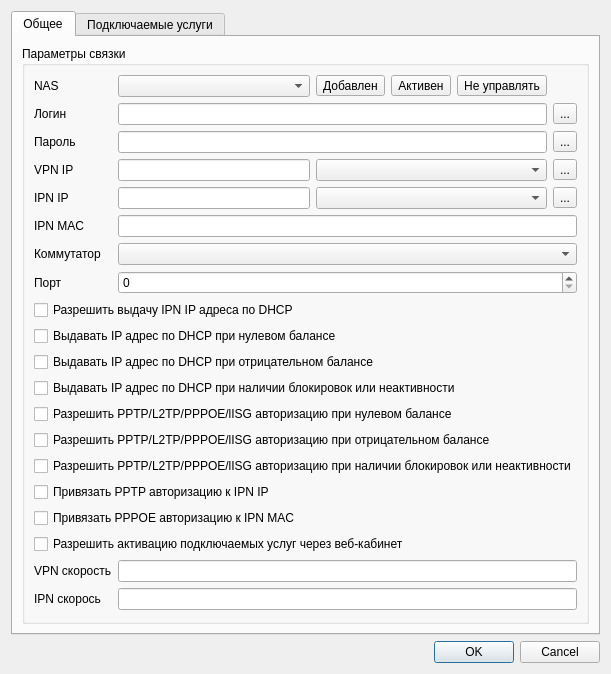
First picture: the form in mdi/forms/subaccount_link.ui, repository brat002/ExpertBilling, before the edit.
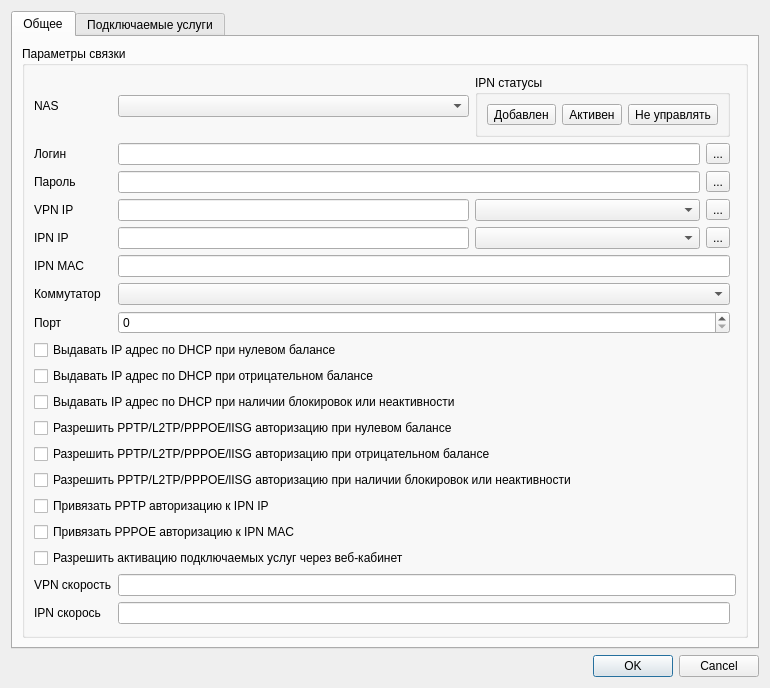
Second picture: the form after the edit.

```diff
--- a/mdi/forms/subaccount_link.ui
+++ b/mdi/forms/subaccount_link.ui
@@ -6,8 +6,8 @@
    <rect>
     <x>0</x>
     <y>0</y>
-    <width>550</width>
-    <height>623</height>
+    <width>556</width>
+    <height>659</height>
    </rect>
   </property>
   <property name="windowTitle">
@@ -34,7 +34,7 @@
        <string>Общее</string>
       </attribute>
       <layout class="QGridLayout" name="gridLayout_3">
-       <item row="0" column="2">
+       <item row="0" column="1">
         <widget class="QGroupBox" name="groupBox_link_parameters">
          <property name="title">
           <string>Параметры связки</string>
@@ -57,7 +57,7 @@
             </property>
            </widget>
           </item>
-          <item row="1" column="2" colspan="4">
+          <item row="1" column="2" colspan="3">
            <widget class="QLineEdit" name="lineEdit_link_login"/>
           </item>
           <item row="3" column="1">
@@ -67,7 +67,7 @@
             </property>
            </widget>
           </item>
-          <item row="3" column="2" colspan="4">
+          <item row="3" column="2" colspan="3">
            <widget class="QLineEdit" name="lineEdit_link_password"/>
           </item>
           <item row="5" column="1">
@@ -80,16 +80,9 @@
           <item row="5" column="2">
            <widget class="QLineEdit" name="lineEdit_vpn_ip_address"/>
           </item>
-          <item row="5" column="3" colspan="3">
+          <item row="5" column="3" colspan="2">
            <widget class="QComboBox" name="comboBox_vpn_pool"/>
           </item>
-          <item row="5" column="6">
-           <widget class="QToolButton" name="toolButton_assign_vpn_from_pool">
-            <property name="text">
-             <string>...</string>
-            </property>
-           </widget>
-          </item>
           <item row="7" column="1">
            <widget class="QLabel" name="label_link_vpn">
             <property name="text">
@@ -100,16 +93,9 @@
           <item row="7" column="2">
            <widget class="QLineEdit" name="lineEdit_link_ipn_ip_address"/>
           </item>
-          <item row="7" column="3" colspan="3">
+          <item row="7" column="3" colspan="2">
            <widget class="QComboBox" name="comboBox_ipn_pool"/>
           </item>
-          <item row="7" column="6">
-           <widget class="QToolButton" name="toolButton_assign_ipn_from_pool">
-            <property name="text">
-             <string>...</string>
-            </property>
-           </widget>
-          </item>
           <item row="8" column="1">
            <widget class="QLabel" name="label_link_ipn_mac_address">
             <property name="text">
@@ -117,7 +103,7 @@
             </property>
            </widget>
           </item>
-          <item row="8" column="2" colspan="5">
+          <item row="8" column="2" colspan="4">
            <widget class="QLineEdit" name="lineEdit_link_ipn_mac_address"/>
           </item>
           <item row="9" column="1">
@@ -127,7 +113,7 @@
             </property>
            </widget>
           </item>
-          <item row="9" column="2" colspan="5">
+          <item row="9" column="2" colspan="4">
            <widget class="QComboBox" name="comboBox_link_switch_id"/>
           </item>
           <item row="10" column="1">
@@ -137,147 +123,163 @@
             </property>
            </widget>
           </item>
-          <item row="10" column="2" colspan="5">
+          <item row="10" column="2" colspan="4">
            <widget class="QSpinBox" name="spinBox_link_port">
             <property name="maximum">
              <number>512</number>
             </property>
            </widget>
           </item>
-          <item row="11" column="1" colspan="6">
-           <widget class="QCheckBox" name="checkBox_allow_dhcp">
-            <property name="text">
-             <string>Разрешить выдачу IPN IP адреса по DHCP</string>
-            </property>
-           </widget>
-          </item>
-          <item row="12" column="1" colspan="6">
-           <widget class="QCheckBox" name="checkBox_allow_dhcp_with_null">
-            <property name="text">
-             <string>Выдавать IP адрес по DHCP при нулевом балансе</string>
-            </property>
-           </widget>
-          </item>
-          <item row="13" column="1" colspan="6">
-           <widget class="QCheckBox" name="checkBox_allow_dhcp_with_minus">
-            <property name="text">
-             <string>Выдавать IP адрес по DHCP при отрицательном балансе</string>
-            </property>
-           </widget>
-          </item>
-          <item row="14" column="1" colspan="6">
-           <widget class="QCheckBox" name="checkBox_allow_dhcp_with_block">
-            <property name="text">
-             <string>Выдавать IP адрес по DHCP при наличии блокировок или неактивности</string>
-            </property>
-           </widget>
-          </item>
-          <item row="15" column="1" colspan="6">
-           <widget class="QCheckBox" name="checkBox_allow_vpn_with_null">
-            <property name="text">
-             <string>Разрешить PPTP/L2TP/PPPOE/lISG авторизацию при нулевом балансе</string>
-            </property>
-           </widget>
-          </item>
-          <item row="16" column="1" colspan="6">
-           <widget class="QCheckBox" name="checkBox_allow_vpn_with_minus">
-            <property name="text">
-             <string>Разрешить PPTP/L2TP/PPPOE/lISG авторизацию при отрицательном балансе</string>
-            </property>
-           </widget>
-          </item>
-          <item row="17" column="1" colspan="6">
-           <widget class="QCheckBox" name="checkBox_allow_vpn_with_block">
-            <property name="text">
-             <string>Разрешить PPTP/L2TP/PPPOE/lISG авторизацию при наличии блокировок или неактивности</string>
-            </property>
-           </widget>
-          </item>
-          <item row="18" column="1" colspan="6">
-           <widget class="QCheckBox" name="checkBox_associate_pptp_ipn_ip">
-            <property name="text">
-             <string>Привязать PPTP авторизацию к IPN IP</string>
-            </property>
-           </widget>
-          </item>
-          <item row="19" column="1" colspan="6">
-           <widget class="QCheckBox" name="checkBox_associate_pppoe_ipn_mac">
-            <property name="text">
-             <string>Привязать PPPOE авторизацию к IPN MAC</string>
-            </property>
-           </widget>
-          </item>
-          <item row="21" column="1">
+          <item row="20" column="1">
            <widget class="QLabel" name="label_vpn_speed">
             <property name="text">
              <string>VPN скорость</string>
             </property>
            </widget>
           </item>
-          <item row="21" column="2" colspan="5">
+          <item row="20" column="2" colspan="5">
            <widget class="QLineEdit" name="lineEdit_vpn_speed"/>
           </item>
-          <item row="22" column="1">
+          <item row="21" column="1">
            <widget class="QLabel" name="label_ipn_speed">
             <property name="text">
              <string>IPN скорось</string>
             </property>
            </widget>
           </item>
-          <item row="22" column="2" colspan="5">
+          <item row="21" column="2" colspan="4">
            <widget class="QLineEdit" name="lineEdit_ipn_speed"/>
           </item>
-          <item row="1" column="6">
-           <widget class="QToolButton" name="toolButton_login">
-            <property name="text">
-             <string>...</string>
-            </property>
-           </widget>
-          </item>
-          <item row="3" column="6">
-           <widget class="QToolButton" name="toolButton_password">
-            <property name="text">
-             <string>...</string>
-            </property>
-           </widget>
-          </item>
-          <item row="20" column="1" colspan="6">
-           <widget class="QCheckBox" name="checkBox">
+          <item row="19" column="1" colspan="6">
+           <widget class="QCheckBox" name="checkBox_allow_addonservice">
             <property name="text">
              <string>Разрешить активацию подключаемых услуг через веб-кабинет</string>
             </property>
            </widget>
           </item>
-          <item row="0" column="4">
-           <widget class="QToolButton" name="toolButton_2">
+          <item row="18" column="1" colspan="5">
+           <widget class="QCheckBox" name="checkBox_associate_pppoe_ipn_mac">
             <property name="text">
-             <string>Активен</string>
+             <string>Привязать PPPOE авторизацию к IPN MAC</string>
             </property>
-            <property name="checkable">
-             <bool>true</bool>
+           </widget>
+          </item>
+          <item row="17" column="1" colspan="5">
+           <widget class="QCheckBox" name="checkBox_associate_pptp_ipn_ip">
+            <property name="text">
+             <string>Привязать PPTP авторизацию к IPN IP</string>
             </property>
            </widget>
           </item>
-          <item row="0" column="3">
-           <widget class="QToolButton" name="toolButton_3">
+          <item row="14" column="1" colspan="5">
+           <widget class="QCheckBox" name="checkBox_allow_vpn_with_null">
             <property name="text">
-             <string>Добавлен</string>
+             <string>Разрешить PPTP/L2TP/PPPOE/lISG авторизацию при нулевом балансе</string>
             </property>
-            <property name="checkable">
-             <bool>true</bool>
+           </widget>
+          </item>
+          <item row="16" column="1" colspan="5">
+           <widget class="QCheckBox" name="checkBox_allow_vpn_with_block">
+            <property name="text">
+             <string>Разрешить PPTP/L2TP/PPPOE/lISG авторизацию при наличии блокировок или неактивности</string>
             </property>
-            <property name="arrowType">
-             <enum>Qt::NoArrow</enum>
+           </widget>
+          </item>
+          <item row="15" column="1" colspan="5">
+           <widget class="QCheckBox" name="checkBox_allow_vpn_with_minus">
+            <property name="text">
+             <string>Разрешить PPTP/L2TP/PPPOE/lISG авторизацию при отрицательном балансе</string>
             </property>
            </widget>
           </item>
-          <item row="0" column="5">
-           <widget class="QToolButton" name="toolButton">
+          <item row="13" column="1" colspan="5">
+           <widget class="QCheckBox" name="checkBox_allow_dhcp_with_block">
             <property name="text">
-             <string>Не управлять</string>
+             <string>Выдавать IP адрес по DHCP при наличии блокировок или неактивности</string>
             </property>
-            <property name="checkable">
-             <bool>true</bool>
+           </widget>
+          </item>
+          <item row="12" column="1" colspan="5">
+           <widget class="QCheckBox" name="checkBox_allow_dhcp_with_minus">
+            <property name="text">
+             <string>Выдавать IP адрес по DHCP при отрицательном балансе</string>
+            </property>
+           </widget>
+          </item>
+          <item row="11" column="1" colspan="5">
+           <widget class="QCheckBox" name="checkBox_allow_dhcp_with_null">
+            <property name="text">
+             <string>Выдавать IP адрес по DHCP при нулевом балансе</string>
+            </property>
+           </widget>
+          </item>
+          <item row="0" column="3" colspan="3">
+           <widget class="QGroupBox" name="groupBox">
+            <property name="title">
+             <string>IPN статусы</string>
+            </property>
+            <layout class="QHBoxLayout" name="horizontalLayout">
+             <item>
+              <widget class="QToolButton" name="toolButton_ipn_added">
+               <property name="text">
+                <string>Добавлен</string>
+               </property>
+               <property name="checkable">
+                <bool>true</bool>
+               </property>
+               <property name="arrowType">
+                <enum>Qt::NoArrow</enum>
+               </property>
+              </widget>
+             </item>
+             <item>
+              <widget class="QToolButton" name="toolButton_ipn_enabled">
+               <property name="text">
+                <string>Активен</string>
+               </property>
+               <property name="checkable">
+                <bool>true</bool>
+               </property>
+              </widget>
+             </item>
+             <item>
+              <widget class="QToolButton" name="toolButton_ipn_sleep">
+               <property name="text">
+                <string>Не управлять</string>
+               </property>
+               <property name="checkable">
+                <bool>true</bool>
+               </property>
+              </widget>
+             </item>
+            </layout>
+           </widget>
+          </item>
+          <item row="7" column="5">
+           <widget class="QToolButton" name="toolButton_assign_ipn_from_pool">
+            <property name="text">
+             <string>...</string>
+            </property>
+           </widget>
+          </item>
+          <item row="5" column="5">
+           <widget class="QToolButton" name="toolButton_assign_vpn_from_pool">
+            <property name="text">
+             <string>...</string>
+            </property>
+           </widget>
+          </item>
+          <item row="3" column="5">
+           <widget class="QToolButton" name="toolButton_password">
+            <property name="text">
+             <string>...</string>
+            </property>
+           </widget>
+          </item>
+          <item row="1" column="5">
+           <widget class="QToolButton" name="toolButton_login">
+            <property name="text">
+             <string>...</string>
             </property>
            </widget>
           </item>
```
